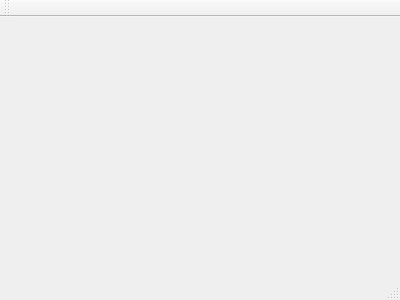
Above: cs1dQT/mainwindow.ui from grenrock/cs1dQTRepository before the change. Below: the same form after it.
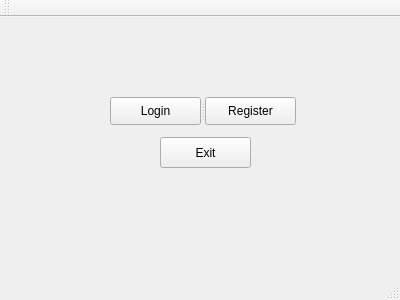
That is the form after the change.

```diff
--- a/cs1dQT/mainwindow.ui
+++ b/cs1dQT/mainwindow.ui
@@ -12,13 +12,55 @@
   <property name="windowTitle" >
    <string>MainWindow</string>
   </property>
-  <widget class="QMenuBar" name="menuBar" />
-  <widget class="QToolBar" name="mainToolBar" />
-  <widget class="QWidget" name="centralWidget" />
-  <widget class="QStatusBar" name="statusBar" />
+  <widget class="QWidget" name="centralWidget">
+   <widget class="QPushButton" name="pushButton_3">
+    <property name="geometry">
+     <rect>
+      <x>160</x>
+      <y>120</y>
+      <width>91</width>
+      <height>31</height>
+     </rect>
+    </property>
+    <property name="text">
+     <string>Exit</string>
+    </property>
+   </widget>
+   <widget class="QSplitter" name="splitter">
+    <property name="geometry">
+     <rect>
+      <x>110</x>
+      <y>80</y>
+      <width>186</width>
+      <height>28</height>
+     </rect>
+    </property>
+    <property name="orientation">
+     <enum>Qt::Horizontal</enum>
+    </property>
+    <widget class="QPushButton" name="pushButton">
+     <property name="text">
+      <string>Login</string>
+     </property>
+    </widget>
+    <widget class="QPushButton" name="pushButton_2">
+     <property name="text">
+      <string>Register</string>
+     </property>
+    </widget>
+   </widget>
+  </widget>
+  <widget class="QToolBar" name="mainToolBar">
+   <attribute name="toolBarArea">
+    <enum>TopToolBarArea</enum>
+   </attribute>
+   <attribute name="toolBarBreak">
+    <bool>false</bool>
+   </attribute>
+  </widget>
+  <widget class="QStatusBar" name="statusBar"/>
  </widget>
- <layoutDefault spacing="6" margin="11" />
- <pixmapfunction></pixmapfunction>
+ <layoutdefault spacing="6" margin="11"/>
  <resources/>
  <connections/>
 </ui>
```
Left out of the diff: 26 changed lines with no effect on the pictures.
